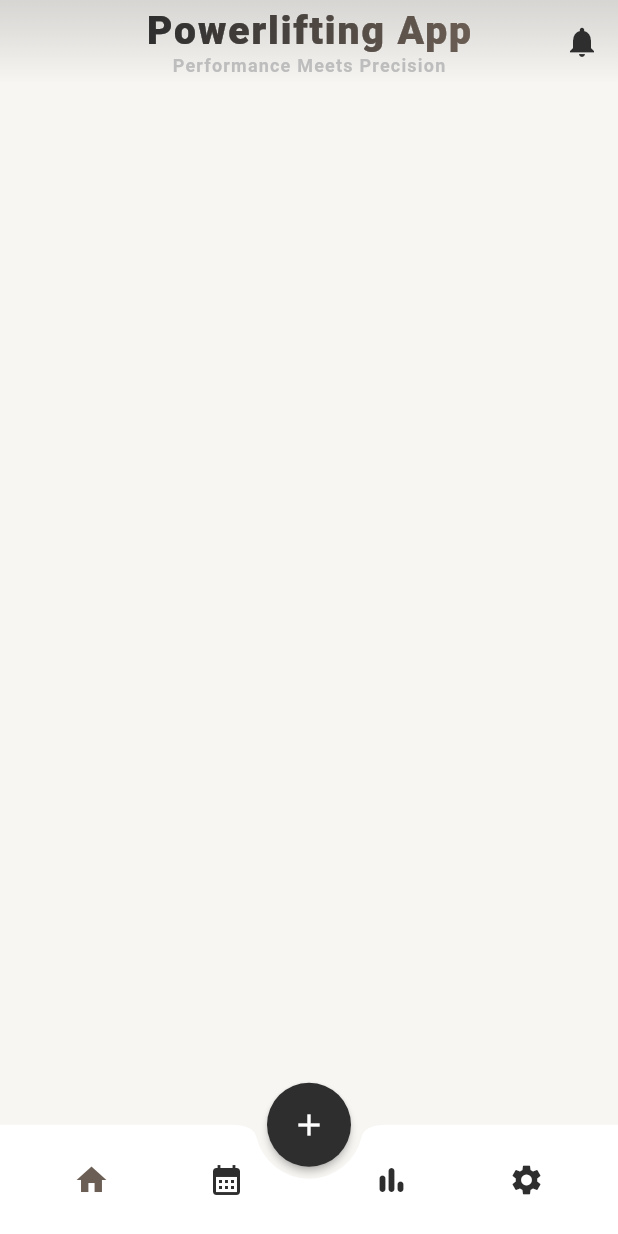
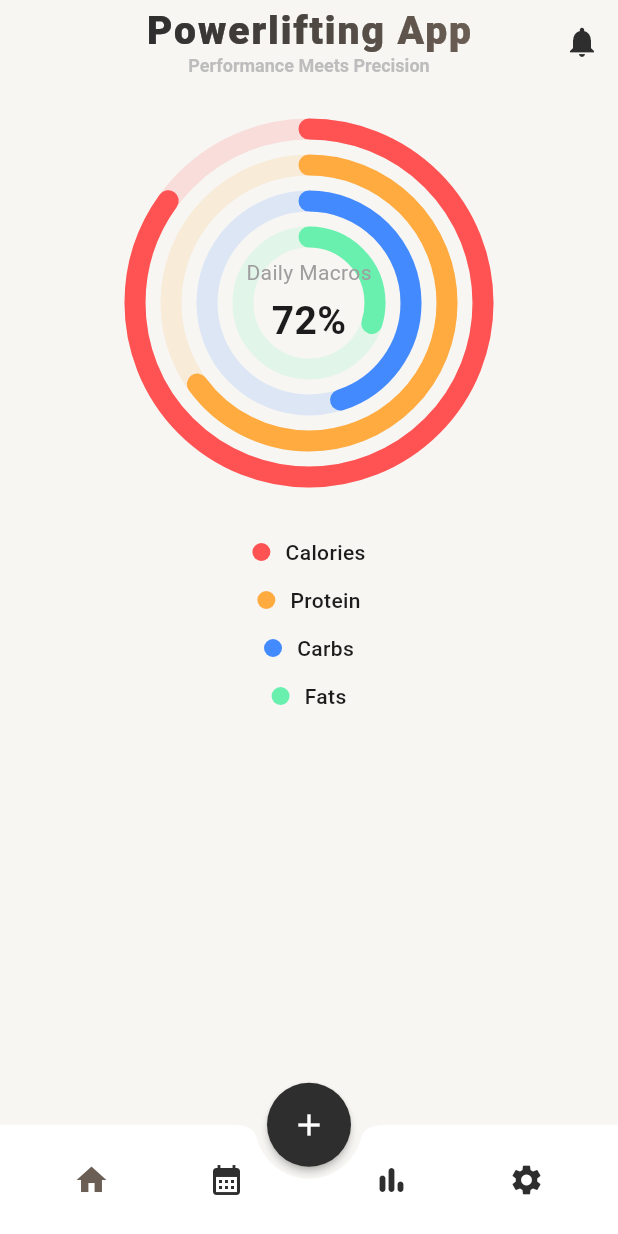
Before and after one commit to Gr8V/FuelIQ, a Flutter app: the screen it shows after launch, after a tap on "Skip", on a phone screen of 412 x 824 dp. Run offline on Flutter 3.47's test engine with Material 3 defaults, Android fonts, the phone set to English and light mode, and no system bars; our stand-ins replace fl_chart, flutter_local_notifications, font_awesome_flutter, shared_preferences; missing offline and left inert: mobile_scanner; Roboto replaces fonts that are missing (Poppins).

Commit message:
addd new macros chart for homepage

```diff
--- a/fuel_iq/lib/pages/main/home_page.dart
+++ b/fuel_iq/lib/pages/main/home_page.dart
@@ -1,28 +1,21 @@
+import 'dart:math';
 import 'package:flutter/material.dart';
 import 'package:fuel_iq/services/notification_service.dart';
 
-class HomePage extends StatefulWidget {
+class HomePage extends StatelessWidget {
   const HomePage({super.key});
 
   @override
-  State<HomePage> createState() => _HomePageState();
-}
-
-class _HomePageState extends State<HomePage> {
-  @override
   Widget build(BuildContext context) {
-    //theme
     final theme = Theme.of(context);
     final colorScheme = theme.colorScheme;
+
     return Scaffold(
-      //body
       body: CustomScrollView(
         slivers: [
-           // 🔹 Scrollable AppBar
           SliverAppBar(
+            floating: true,
             elevation: 0,
-            pinned: false,
-            floating: true, // makes it scroll with content
             backgroundColor: Colors.transparent,
             centerTitle: true,
             title: Column(
@@ -31,17 +24,14 @@ class _HomePageState extends State<HomePage> {
                 ShaderMask(
                   shaderCallback: (bounds) => LinearGradient(
                     colors: [colorScheme.primary, colorScheme.secondary],
-                    begin: Alignment.topLeft,
-                    end: Alignment.bottomRight,
                   ).createShader(bounds),
-                  child: Text(
+                  child: const Text(
                     'Powerlifting App',
                     style: TextStyle(
                       color: Colors.white,
                       fontSize: 26,
                       fontWeight: FontWeight.w800,
                       letterSpacing: 1.3,
-                      fontFamily: 'Poppins',
                     ),
                   ),
                 ),
@@ -51,22 +41,9 @@ class _HomePageState extends State<HomePage> {
                   style: TextStyle(
                     color: Colors.grey.shade400,
                     fontSize: 12,
-                    letterSpacing: 0.8,
                   ),
                 ),
               ],
-            ),
-            flexibleSpace: Container(
-              decoration: BoxDecoration(
-                gradient: LinearGradient(
-                  colors: [
-                    colorScheme.onSurface.withValues(alpha: 0.15),
-                    Colors.transparent,
-                  ],
-                  begin: Alignment.topCenter,
-                  end: Alignment.bottomCenter,
-                ),
-              ),
             ),
             actions: [
               IconButton(
@@ -75,21 +52,153 @@ class _HomePageState extends State<HomePage> {
                   NotificationService.showNotification(
                     title: 'TEST NOTIFICATION',
                     body: 'This is a test notification.',
-                    );
+                  );
                 },
               ),
             ],
           ),
+
           SliverToBoxAdapter(
-            child: SingleChildScrollView(
-              child: Padding(
-                padding: const EdgeInsets.all(16.0),
+            child: Padding(
+              padding: const EdgeInsets.all(16),
+              child: Column(
+                children: [
+                  SizedBox(
+                    width: 260,
+                    height: 260,
+                    child: CustomPaint(
+                      painter: MacroRingPainter(
+                        macros: const [
+                          MacroRing(0.85, Colors.redAccent),   // Calories
+                          MacroRing(0.65, Colors.orangeAccent),// Protein
+                          MacroRing(0.45, Colors.blueAccent),  // Carbs
+                          MacroRing(0.30, Colors.greenAccent), // Fats
+                        ],
+                      ),
+                      child: const Center(
+                        child: Column(
+                          mainAxisSize: MainAxisSize.min,
+                          children: [
+                            Text(
+                              'Daily Macros',
+                              style: TextStyle(
+                                fontSize: 14,
+                                color: Colors.grey,
+                              ),
+                            ),
+                            SizedBox(height: 4),
+                            Text(
+                              '72%',
+                              style: TextStyle(
+                                fontSize: 26,
+                                fontWeight: FontWeight.bold,
+                              ),
+                            ),
+                          ],
+                        ),
+                      ),
+                    ),
+                  ),
 
+                  const SizedBox(height: 20),
+
+                  _legendDot('Calories', Colors.redAccent),
+                  _legendDot('Protein', Colors.orangeAccent),
+                  _legendDot('Carbs', Colors.blueAccent),
+                  _legendDot('Fats', Colors.greenAccent),
+                ],
               ),
             ),
           ),
-        ]
-      )
+        ],
+      ),
+    );
+  }
+
+  Widget _legendDot(String label, Color color) {
+    return Padding(
+      padding: const EdgeInsets.symmetric(vertical: 6),
+      child: Row(
+        mainAxisAlignment: MainAxisAlignment.center,
+        children: [
+          Container(
+            width: 12,
+            height: 12,
+            decoration: BoxDecoration(
+              color: color,
+              shape: BoxShape.circle,
+            ),
+          ),
+          const SizedBox(width: 10),
+          Text(
+            label,
+            style: const TextStyle(
+              fontSize: 14,
+              fontWeight: FontWeight.w500,
+            ),
+          ),
+        ],
+      ),
     );
   }
 }
+
+class MacroRingPainter extends CustomPainter {
+  final List<MacroRing> macros;
+
+  MacroRingPainter({required this.macros});
+
+  @override
+  void paint(Canvas canvas, Size size) {
+    final center = size.center(Offset.zero);
+    final startAngle = -pi / 2;
+    const thickness = 14.0;
+    const gap = 10.0;
+
+    double radius = size.width / 2 - thickness;
+
+    for (final macro in macros) {
+      // Background ring
+      final bgPaint = Paint()
+        ..color = macro.color.withValues(alpha: 0.15)
+        ..style = PaintingStyle.stroke
+        ..strokeWidth = thickness
+        ..strokeCap = StrokeCap.round;
+
+      canvas.drawArc(
+        Rect.fromCircle(center: center, radius: radius),
+        0,
+        2 * pi,
+        false,
+        bgPaint,
+      );
+
+      // Progress ring
+      final fgPaint = Paint()
+        ..color = macro.color
+        ..style = PaintingStyle.stroke
+        ..strokeWidth = thickness
+        ..strokeCap = StrokeCap.round;
+
+      canvas.drawArc(
+        Rect.fromCircle(center: center, radius: radius),
+        startAngle,
+        2 * pi * macro.value,
+        false,
+        fgPaint,
+      );
+
+      radius -= (thickness + gap);
+    }
+  }
+
+  @override
+  bool shouldRepaint(covariant CustomPainter oldDelegate) => true;
+}
+
+class MacroRing {
+  final double value; // 0.0 → 1.0
+  final Color color;
+
+  const MacroRing(this.value, this.color);
+}
```
